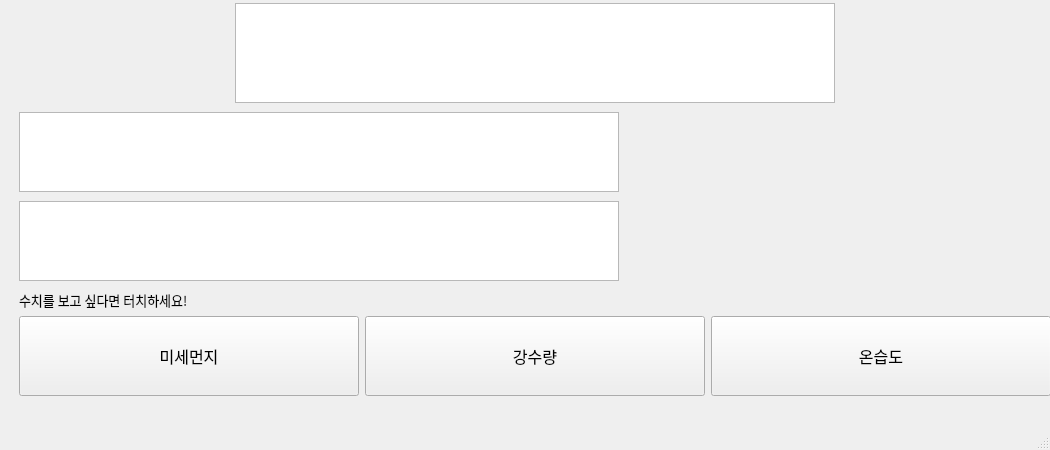
First picture: the form in SW_test/main.window.ui, repository park-sohyeon/Senior-Project, before the edit.
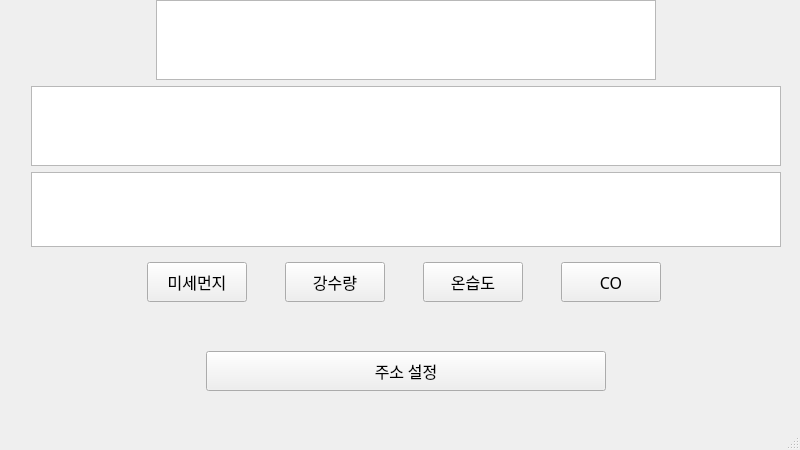
Second picture: the form after the edit.

The edit to the form file:
```diff
--- a/SW_test/main.window.ui
+++ b/SW_test/main.window.ui
@@ -2,11 +2,14 @@
 <ui version="4.0">
  <class>MainWindow</class>
  <widget class="QMainWindow" name="MainWindow">
+  <property name="enabled">
+   <bool>true</bool>
+  </property>
   <property name="geometry">
    <rect>
     <x>0</x>
     <y>0</y>
-    <width>1050</width>
+    <width>800</width>
     <height>450</height>
    </rect>
   </property>
@@ -18,13 +21,13 @@
   </property>
   <property name="minimumSize">
    <size>
-    <width>1050</width>
+    <width>800</width>
     <height>450</height>
    </size>
   </property>
   <property name="maximumSize">
    <size>
-    <width>1050</width>
+    <width>800</width>
     <height>450</height>
    </size>
   </property>
@@ -35,99 +38,77 @@
    <widget class="QWidget" name="gridLayoutWidget">
     <property name="geometry">
      <rect>
-      <x>10</x>
+      <x>30</x>
       <y>0</y>
-      <width>1051</width>
-      <height>400</height>
+      <width>752</width>
+      <height>391</height>
      </rect>
     </property>
     <layout class="QGridLayout" name="gridLayout">
-     <item row="5" column="0">
-      <widget class="QTextEdit" name="textEdit_3">
-       <property name="minimumSize">
-        <size>
-         <width>600</width>
-         <height>80</height>
-        </size>
+     <item row="5" column="0" alignment="Qt::AlignHCenter|Qt::AlignTop">
+      <widget class="QFrame" name="frame">
+       <property name="sizePolicy">
+        <sizepolicy hsizetype="Fixed" vsizetype="Fixed">
+         <horstretch>0</horstretch>
+         <verstretch>0</verstretch>
+        </sizepolicy>
        </property>
-       <property name="maximumSize">
-        <size>
-         <width>600</width>
-         <height>80</height>
-        </size>
-       </property>
-       <property name="font">
-        <font>
-         <family>함초롬돋움</family>
-         <pointsize>10</pointsize>
-        </font>
-       </property>
-       <property name="mouseTracking">
-        <bool>false</bool>
-       </property>
-       <property name="readOnly">
-        <bool>true</bool>
-       </property>
-       <property name="html">
-        <string>&lt;!DOCTYPE HTML PUBLIC &quot;-//W3C//DTD HTML 4.0//EN&quot; &quot;http://www.w3.org/TR/REC-html40/strict.dtd&quot;&gt;
-&lt;html&gt;&lt;head&gt;&lt;meta name=&quot;qrichtext&quot; content=&quot;1&quot; /&gt;&lt;style type=&quot;text/css&quot;&gt;
-p, li { white-space: pre-wrap; }
-&lt;/style&gt;&lt;/head&gt;&lt;body style=&quot; font-family:'함초롬돋움'; font-size:10pt; font-weight:400; font-style:normal;&quot;&gt;
-&lt;p align=&quot;justify&quot; style=&quot;-qt-paragraph-type:empty; margin-top:0px; margin-bottom:0px; margin-left:0px; margin-right:0px; -qt-block-indent:0; text-indent:0px; font-family:'Gulim'; font-size:9pt;&quot;&gt;&lt;br /&gt;&lt;/p&gt;&lt;/body&gt;&lt;/html&gt;</string>
-       </property>
-      </widget>
-     </item>
-     <item row="4" column="0">
-      <widget class="QTextEdit" name="textEdit_2">
        <property name="minimumSize">
         <size>
          <width>600</width>
-         <height>80</height>
+         <height>50</height>
         </size>
        </property>
        <property name="maximumSize">
         <size>
          <width>600</width>
-         <height>80</height>
+         <height>50</height>
         </size>
        </property>
-       <property name="font">
-        <font>
-         <family>함초롬돋움</family>
-         <pointsize>10</pointsize>
-        </font>
-       </property>
-       <property name="mouseTracking">
-        <bool>false</bool>
-       </property>
-       <property name="readOnly">
-        <bool>true</bool>
-       </property>
-       <property name="html">
-        <string>&lt;!DOCTYPE HTML PUBLIC &quot;-//W3C//DTD HTML 4.0//EN&quot; &quot;http://www.w3.org/TR/REC-html40/strict.dtd&quot;&gt;
-&lt;html&gt;&lt;head&gt;&lt;meta name=&quot;qrichtext&quot; content=&quot;1&quot; /&gt;&lt;style type=&quot;text/css&quot;&gt;
-p, li { white-space: pre-wrap; }
-&lt;/style&gt;&lt;/head&gt;&lt;body style=&quot; font-family:'함초롬돋움'; font-size:10pt; font-weight:400; font-style:normal;&quot;&gt;
-&lt;p align=&quot;justify&quot; style=&quot;-qt-paragraph-type:empty; margin-top:0px; margin-bottom:0px; margin-left:0px; margin-right:0px; -qt-block-indent:0; text-indent:0px; font-family:'Gulim'; font-size:9pt;&quot;&gt;&lt;br /&gt;&lt;/p&gt;&lt;/body&gt;&lt;/html&gt;</string>
-       </property>
-      </widget>
-     </item>
-     <item row="6" column="0">
       <layout class="QGridLayout" name="gridLayout_4">
+        <item row="1" column="0">
+         <widget class="QPushButton" name="weather_button">
+          <property name="enabled">
+           <bool>true</bool>
+          </property>
+          <property name="minimumSize">
+           <size>
+            <width>100</width>
+            <height>40</height>
+           </size>
+          </property>
+          <property name="maximumSize">
+           <size>
+            <width>100</width>
+            <height>40</height>
+           </size>
+          </property>
+          <property name="font">
+           <font>
+            <family>함초롬돋움</family>
+            <pointsize>12</pointsize>
+           </font>
+          </property>
+          <property name="text">
+           <string>미세먼지</string>
+          </property>
+         </widget>
+        </item>
        <item row="1" column="1">
-        <layout class="QGridLayout" name="gridLayout_5">
-         <item row="0" column="0">
           <widget class="QPushButton" name="weather_button_2">
+          <property name="enabled">
+           <bool>true</bool>
+          </property>
            <property name="minimumSize">
             <size>
-             <width>340</width>
-             <height>80</height>
+            <width>100</width>
+            <height>40</height>
             </size>
            </property>
            <property name="maximumSize">
             <size>
-             <width>330</width>
-             <height>80</height>
+            <width>100</width>
+            <height>40</height>
             </size>
            </property>
            <property name="font">
@@ -141,20 +122,52 @@
            </property>
           </widget>
          </item>
-         <item row="0" column="1">
-          <layout class="QGridLayout" name="gridLayout_6">
-           <item row="0" column="0">
+        <item row="1" column="3">
+         <widget class="QPushButton" name="weather_button_4">
+          <property name="enabled">
+           <bool>true</bool>
+          </property>
+          <property name="minimumSize">
+           <size>
+            <width>100</width>
+            <height>40</height>
+           </size>
+          </property>
+          <property name="maximumSize">
+           <size>
+            <width>100</width>
+            <height>40</height>
+           </size>
+          </property>
+          <property name="font">
+           <font>
+            <family>함초롬돋움</family>
+            <pointsize>12</pointsize>
+           </font>
+          </property>
+          <property name="layoutDirection">
+           <enum>Qt::LeftToRight</enum>
+          </property>
+          <property name="text">
+           <string>CO</string>
+          </property>
+         </widget>
+        </item>
+        <item row="1" column="2">
             <widget class="QPushButton" name="weather_button_3">
+          <property name="enabled">
+           <bool>true</bool>
+          </property>
              <property name="minimumSize">
               <size>
-               <width>340</width>
-               <height>80</height>
+            <width>100</width>
+            <height>40</height>
               </size>
              </property>
              <property name="maximumSize">
               <size>
-               <width>330</width>
-               <height>80</height>
+            <width>100</width>
+            <height>40</height>
               </size>
              </property>
              <property name="font">
@@ -163,84 +176,67 @@
                <pointsize>12</pointsize>
               </font>
              </property>
+          <property name="layoutDirection">
+           <enum>Qt::LeftToRight</enum>
+          </property>
              <property name="text">
               <string>온습도</string>
              </property>
             </widget>
            </item>
           </layout>
-         </item>
-        </layout>
-       </item>
-       <item row="1" column="0">
-        <widget class="QPushButton" name="weather_button">
+      </widget>
+     </item>
+     <item row="4" column="0">
+      <widget class="QTextEdit" name="textEdit_3">
          <property name="minimumSize">
           <size>
-           <width>340</width>
-           <height>80</height>
+         <width>750</width>
+         <height>75</height>
           </size>
          </property>
          <property name="maximumSize">
           <size>
-           <width>330</width>
-           <height>80</height>
+         <width>750</width>
+         <height>75</height>
           </size>
          </property>
          <property name="font">
           <font>
            <family>함초롬돋움</family>
-           <pointsize>12</pointsize>
-          </font>
-         </property>
-         <property name="text">
-          <string>미세먼지</string>
-         </property>
-        </widget>
-       </item>
-       <item row="0" column="0">
-        <widget class="QLabel" name="label">
-         <property name="minimumSize">
-          <size>
-           <width>250</width>
-           <height>20</height>
-          </size>
-         </property>
-         <property name="maximumSize">
-          <size>
-           <width>250</width>
-           <height>20</height>
-          </size>
-         </property>
-         <property name="font">
-          <font>
-           <family>-윤고딕320</family>
            <pointsize>10</pointsize>
           </font>
          </property>
-         <property name="text">
-          <string>수치를 보고 싶다면 터치하세요!</string>
+       <property name="mouseTracking">
+        <bool>false</bool>
+       </property>
+       <property name="readOnly">
+        <bool>true</bool>
+       </property>
+       <property name="html">
+        <string>&lt;!DOCTYPE HTML PUBLIC &quot;-//W3C//DTD HTML 4.0//EN&quot; &quot;http://www.w3.org/TR/REC-html40/strict.dtd&quot;&gt;
+&lt;html&gt;&lt;head&gt;&lt;meta name=&quot;qrichtext&quot; content=&quot;1&quot; /&gt;&lt;style type=&quot;text/css&quot;&gt;
+p, li { white-space: pre-wrap; }
+&lt;/style&gt;&lt;/head&gt;&lt;body style=&quot; font-family:'함초롬돋움'; font-size:10pt; font-weight:400; font-style:normal;&quot;&gt;
+&lt;p align=&quot;justify&quot; style=&quot;-qt-paragraph-type:empty; margin-top:0px; margin-bottom:0px; margin-left:0px; margin-right:0px; -qt-block-indent:0; text-indent:0px; font-family:'Gulim'; font-size:9pt;&quot;&gt;&lt;br /&gt;&lt;/p&gt;&lt;/body&gt;&lt;/html&gt;</string>
          </property>
         </widget>
        </item>
-      </layout>
-     </item>
-     <item row="4" column="1">
-      <layout class="QGridLayout" name="gridLayout_2"/>
-     </item>
-     <item row="1" column="0">
-      <layout class="QGridLayout" name="gridLayout_3">
-       <item row="0" column="0">
+     <item row="1" column="0" alignment="Qt::AlignHCenter">
         <widget class="QTextEdit" name="textEdit">
+       <property name="enabled">
+        <bool>true</bool>
+       </property>
          <property name="minimumSize">
           <size>
-           <width>600</width>
-           <height>100</height>
+         <width>500</width>
+         <height>80</height>
           </size>
          </property>
          <property name="maximumSize">
           <size>
-           <width>600</width>
-           <height>100</height>
+         <width>500</width>
+         <height>80</height>
           </size>
          </property>
          <property name="font">
@@ -264,7 +260,65 @@
          </property>
         </widget>
        </item>
-      </layout>
+     <item row="3" column="0">
+      <widget class="QTextEdit" name="textEdit_2">
+       <property name="minimumSize">
+        <size>
+         <width>750</width>
+         <height>80</height>
+        </size>
+       </property>
+       <property name="maximumSize">
+        <size>
+         <width>750</width>
+         <height>80</height>
+        </size>
+       </property>
+       <property name="font">
+        <font>
+         <family>함초롬돋움</family>
+         <pointsize>10</pointsize>
+        </font>
+       </property>
+       <property name="mouseTracking">
+        <bool>false</bool>
+       </property>
+       <property name="readOnly">
+        <bool>true</bool>
+       </property>
+       <property name="html">
+        <string>&lt;!DOCTYPE HTML PUBLIC &quot;-//W3C//DTD HTML 4.0//EN&quot; &quot;http://www.w3.org/TR/REC-html40/strict.dtd&quot;&gt;
+&lt;html&gt;&lt;head&gt;&lt;meta name=&quot;qrichtext&quot; content=&quot;1&quot; /&gt;&lt;style type=&quot;text/css&quot;&gt;
+p, li { white-space: pre-wrap; }
+&lt;/style&gt;&lt;/head&gt;&lt;body style=&quot; font-family:'함초롬돋움'; font-size:10pt; font-weight:400; font-style:normal;&quot;&gt;
+&lt;p align=&quot;justify&quot; style=&quot;-qt-paragraph-type:empty; margin-top:0px; margin-bottom:0px; margin-left:0px; margin-right:0px; -qt-block-indent:0; text-indent:0px; font-family:'Gulim'; font-size:9pt;&quot;&gt;&lt;br /&gt;&lt;/p&gt;&lt;/body&gt;&lt;/html&gt;</string>
+       </property>
+      </widget>
+     </item>
+     <item row="7" column="0" alignment="Qt::AlignHCenter">
+      <widget class="QPushButton" name="address_button">
+       <property name="minimumSize">
+        <size>
+         <width>400</width>
+         <height>40</height>
+        </size>
+       </property>
+       <property name="maximumSize">
+        <size>
+         <width>400</width>
+         <height>40</height>
+        </size>
+       </property>
+       <property name="font">
+        <font>
+         <family>함초롬돋움</family>
+         <pointsize>12</pointsize>
+        </font>
+       </property>
+       <property name="text">
+        <string>주소 설정</string>
+       </property>
+      </widget>
      </item>
     </layout>
    </widget>
```
Left out of the diff: 2 changed lines with no effect on the pictures. Lines whose indentation alone changed are shown as unchanged.
